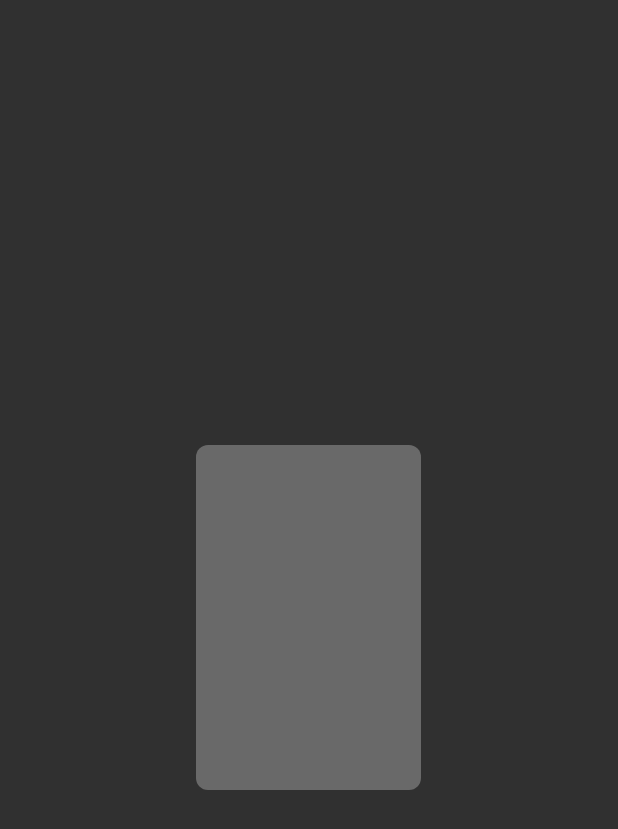
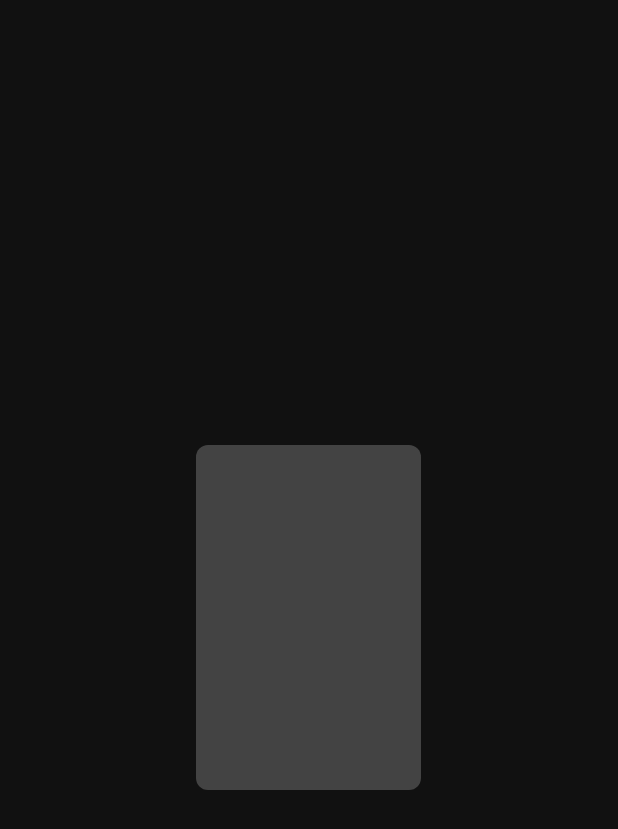
Before and after one commit to mordowiciel/film-app-upgraded, an Android app: the layout movie_thumbnail.xml on its own in the app's theme, with its tools: preview values and no code run, on a phone screen of 412 x 824 dp. Shown: the top 829 px of the screen. Run offline under Robolectric (Android 15) with nearby library versions, the phone set to English and light mode, and no system bars.

Commit message:
setup colors and theme for app [2]

```diff
--- a/app/src/main/AndroidManifest.xml
+++ b/app/src/main/AndroidManifest.xml
@@ -11,11 +11,10 @@
         android:label="@string/app_name"
         android:roundIcon="@mipmap/ic_launcher_round"
         android:supportsRtl="true"
-        android:theme="@style/AppTheme">
+        android:theme="@style/AppTheme.NoActionBar">
         <activity android:name=".ui.home.HomeActivity">
             <intent-filter>
                 <action android:name="android.intent.action.MAIN" />
-
                 <category android:name="android.intent.category.LAUNCHER" />
             </intent-filter>
         </activity>
--- a/app/src/main/res/values/colors.xml
+++ b/app/src/main/res/values/colors.xml
@@ -3,12 +3,13 @@
 
     <!--App theme-->
     <color name="black">#000000</color>
+    <color name="veryDarkGrey">#111111</color>
     <color name="darkYellow">#faa500</color>
     <color name="orange">#EE7600</color>
     <color name="darkOrange">#d66a00</color>
 
     <!--Thumbnail-->
     <color name="lightGrey">#d3d3d3</color>
-    <color name="darkGrey">#696969</color>
+    <color name="darkGrey">#434343</color>
 
 </resources>
--- a/app/src/main/res/values/styles.xml
+++ b/app/src/main/res/values/styles.xml
@@ -5,6 +5,12 @@
         <item name="colorPrimary">@color/orange</item>
         <item name="colorPrimaryDark">@color/darkOrange</item>
         <item name="colorAccent">@color/darkYellow</item>
+        <item name="android:windowBackground">@color/veryDarkGrey</item>
+    </style>
+
+    <style name="AppTheme.NoActionBar" parent="AppTheme">
+        <item name="windowActionBar">false</item>
+        <item name="windowNoTitle">true</item>
     </style>
 
 </resources>
```
Also changed, not shown: app/src/main/java/com/example/mordowiciel/filmappupgraded/ui/home/HomeActivity.java (+10 -0 lines), app/src/main/res/layout/activity_home.xml (+8 -1 lines).
